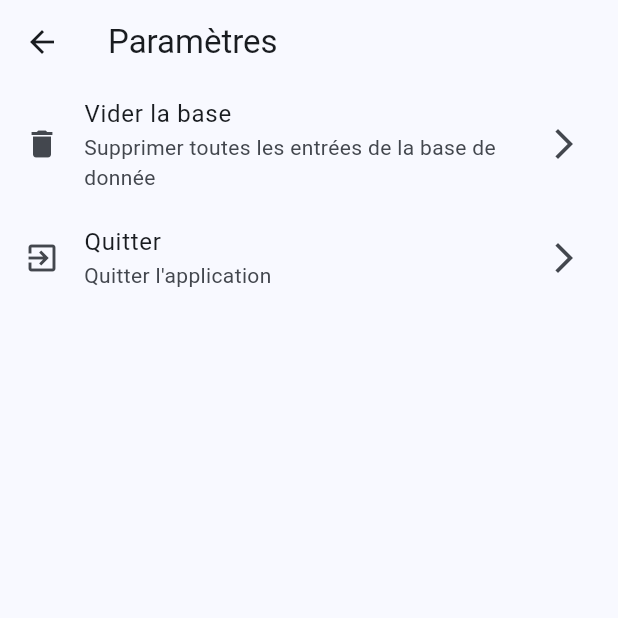
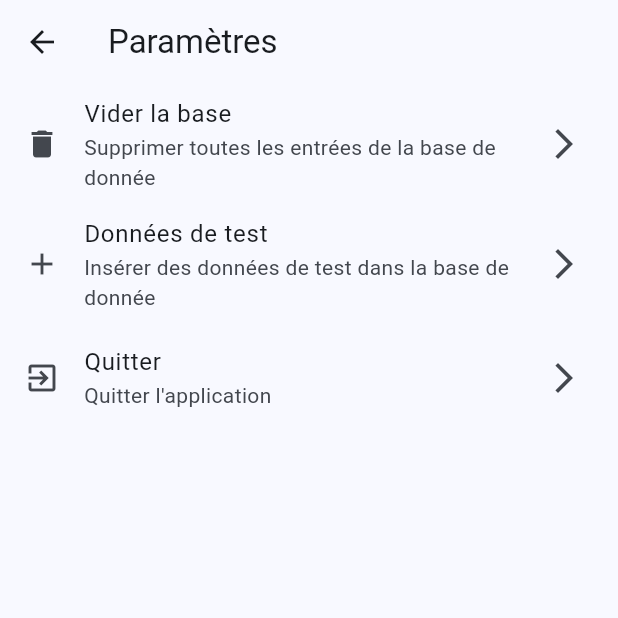
Before and after one commit to Georges987/flutter_sqflite_student, a Flutter app: the SettingPage screen opened directly, on a phone screen of 412 x 824 dp, the top half of it. Run offline on Flutter 3.47's test engine with Material 2 defaults, Android fonts, the light colour scheme and no system bars; our stand-ins replace fluttertoast, sqflite, sqflite_common_ffi; accounts and stored records are empty.

Commit message:
getting stable version

```diff
--- a/lib/views/setting_page.dart
+++ b/lib/views/setting_page.dart
@@ -1,4 +1,6 @@
 import 'package:applcation_test/provider/student_provider.dart';
+import 'package:applcation_test/views/add.dart';
+import 'package:applcation_test/views/home.dart';
 import 'package:flutter/material.dart';
 import 'package:flutter/services.dart';
 import 'package:fluttertoast/fluttertoast.dart';
@@ -14,7 +16,15 @@ class _SettingPageState extends State<SettingPage> {
   @override
   Widget build(BuildContext context) {
     return Scaffold(
-      appBar: AppBar(title: const Text("Paramètres")),
+      appBar: AppBar(
+          title: const Text("Paramètres"),
+          leading: IconButton(
+              onPressed: () {
+                Navigator.of(context).pushAndRemoveUntil(
+                    MaterialPageRoute(builder: (context) => const Home()),
+                    (route) => false);
+              },
+              icon: const Icon(Icons.arrow_back))),
       body: ListView(
         children: [
           ListTile(
@@ -49,6 +59,15 @@ class _SettingPageState extends State<SettingPage> {
             },
           ),
           ListTile(
+            title: const Text("Données de test"),
+            leading: const Icon(Icons.add),
+            subtitle: const Text(
+                "Insérer des données de test dans la base de donnée"),
+            trailing: const Icon(Icons.arrow_forward_ios),
+            onTap: () => Navigator.of(context)
+                .push(MaterialPageRoute(builder: (context) => const AddStu())),
+          ),
+          ListTile(
             title: const Text("Quitter"),
             subtitle: const Text("Quitter l'application"),
             leading: const Icon(Icons.exit_to_app),
@@ -68,6 +87,7 @@ class _SettingPageState extends State<SettingPage> {
                               child: const Text("Annuler")),
                           TextButton(
                               onPressed: () {
+                                StuProvider().close();
                                 SystemNavigator.pop();
                               },
                               child: const Text("Quitter"))
```
